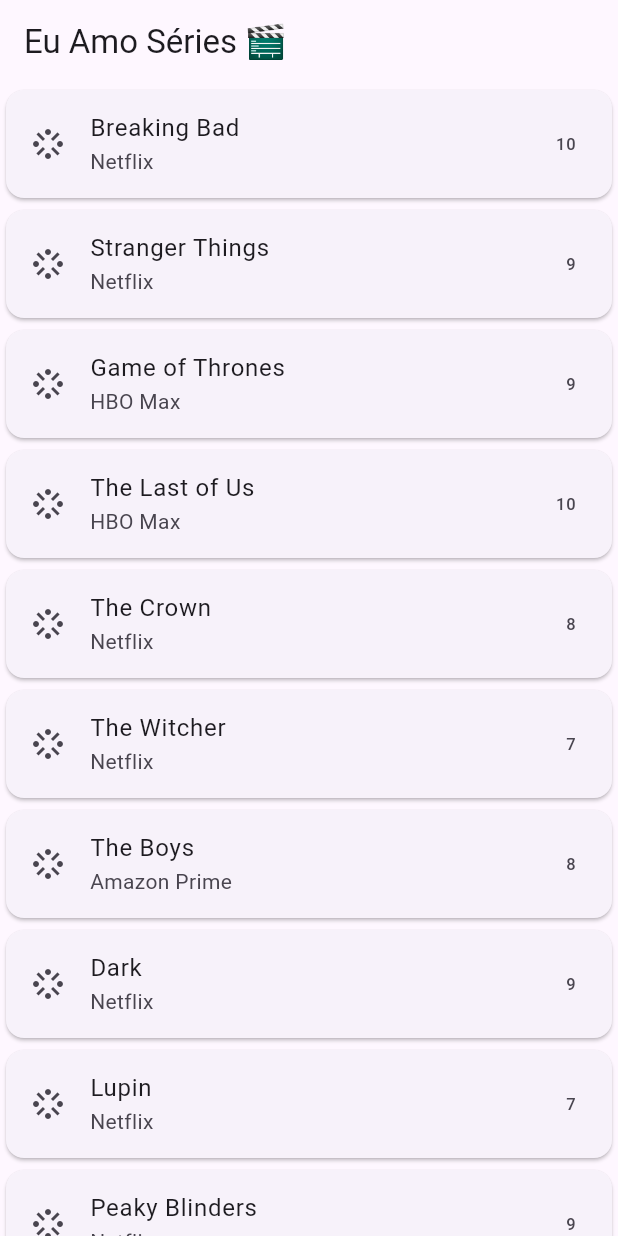
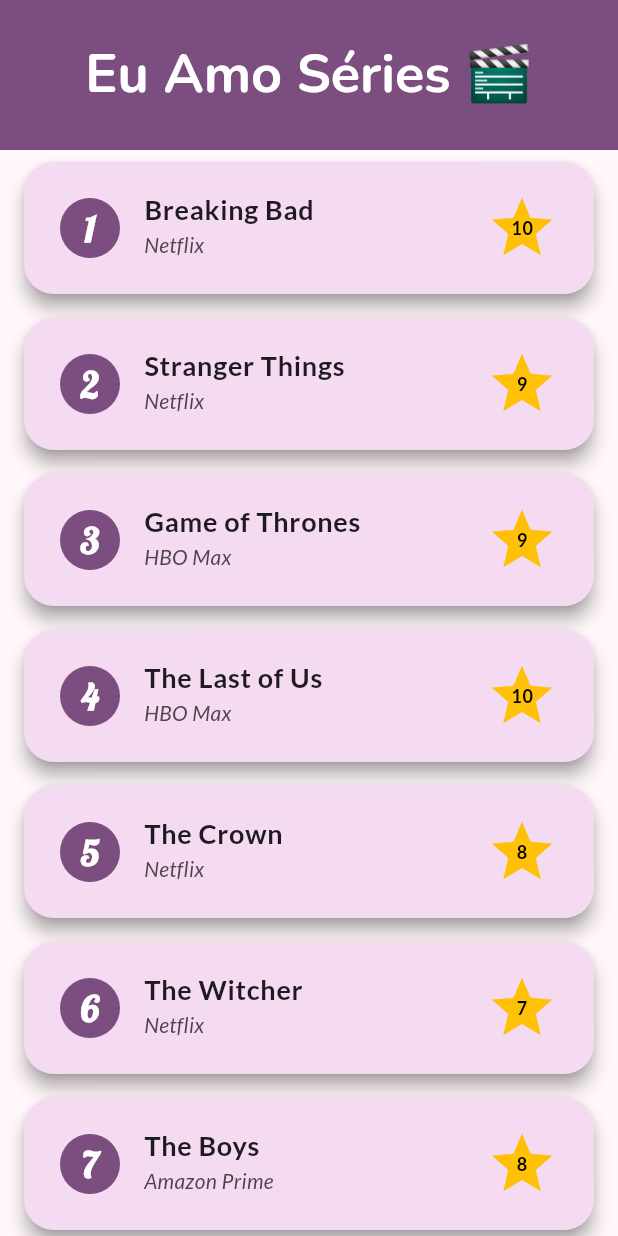
Before and after one commit to anne-pinho/flutter_app2_series, a Flutter app: the screen it shows after launch, on a phone screen of 412 x 824 dp. Run offline on Flutter 3.47's test engine with Material 3 defaults, Android fonts, the phone set to English and light mode, and no system bars; our stand-ins replace google_fonts.

Commit message:
Aula 10/07: add changes themes and rating widget

```diff
--- a/lib/main.dart
+++ b/lib/main.dart
@@ -1,6 +1,7 @@
 import 'package:flutter/material.dart';
 import 'package:flutter_app2_series/tv_show_card.dart';
 import 'package:flutter_app2_series/tv_show_data.dart';
+import 'package:google_fonts/google_fonts.dart';
 
 void main() {
   runApp(const MainApp());
@@ -11,14 +12,72 @@ class MainApp extends StatelessWidget {
 
   @override
   Widget build(BuildContext context) {
+    var color = Colors.purple;
+    var colorScheme = ColorScheme.fromSeed(
+      seedColor: color,
+      brightness: Brightness.light,
+    );
+
+    var colorSchemeDark = ColorScheme.fromSeed(
+      seedColor: color,
+      brightness: Brightness.dark,
+    );
+
+    var customTheme = ThemeData(
+      colorScheme: colorScheme,
+      fontFamily: GoogleFonts.lato().fontFamily,
+      appBarTheme: AppBarTheme(
+        centerTitle: true,
+        toolbarHeight: 100,
+        backgroundColor: colorScheme.primary,
+        titleTextStyle: GoogleFonts.nunito(
+          fontSize: 36,
+          fontWeight: FontWeight.bold,
+          color: colorScheme.onPrimary,
+        ),
+      ),
+      cardTheme: CardThemeData(
+        color: colorScheme.secondaryContainer,
+        shadowColor: colorScheme.onSurface,
+        elevation: 5,
+        margin: EdgeInsets.symmetric(horizontal: 16, vertical: 8),
+        shape: RoundedRectangleBorder(borderRadius: BorderRadius.circular(20)),
+      ),
+    );
+
+    var customThemeDark = ThemeData(
+      colorScheme: colorSchemeDark,
+      fontFamily: GoogleFonts.lato().fontFamily,
+      appBarTheme: AppBarTheme(
+        centerTitle: true,
+        toolbarHeight: 100,
+        backgroundColor: colorScheme.primary,
+        titleTextStyle: GoogleFonts.nunito(
+          fontSize: 36,
+          fontWeight: FontWeight.bold,
+          color: colorScheme.onPrimary,
+        ),
+      ),
+      cardTheme: CardThemeData(
+        color: colorScheme.onSecondaryContainer,
+        shadowColor: colorScheme.onSurface,
+        elevation: 5,
+        margin: EdgeInsets.symmetric(horizontal: 16, vertical: 8),
+        shape: RoundedRectangleBorder(borderRadius: BorderRadius.circular(20)),
+      ),
+    );
+
     return MaterialApp(
       debugShowCheckedModeBanner: false,
+      theme: customTheme,
+      darkTheme: customThemeDark,
+      themeMode: ThemeMode.system,
       home: Scaffold(
         appBar: AppBar(title: const Text('Eu Amo Séries 🎬')),
-        body: ListView(
-          children: [
-            ...favTvShowList.map((tvShow) => TvShowCard(tvShow: tvShow)),
-          ],
+        body: ListView.builder(
+          itemCount: favTvShowList.length,
+          itemBuilder: (context, index) =>
+              TvShowCard(tvShow: favTvShowList[index], index: index),
         ),
       ),
     );
--- /dev/null
+++ b/lib/rating_widget.dart
@@ -0,0 +1,29 @@
+import 'package:flutter/material.dart';
+
+Widget ratingWidget({
+  required int number,
+  double size = 48,
+  Color startColor = Colors.amber,
+  Color textColor = Colors.black,
+  double fontSize = 12,
+}) {
+  return SizedBox(
+    height: size,
+    width: size,
+    child: Stack(
+      children: [
+        Icon(Icons.star, size: size, color: startColor),
+        Center(
+          child: Text(
+            number.toString(),
+            style: TextStyle(
+              color: textColor,
+              fontWeight: FontWeight.bold,
+              fontSize: fontSize,
+            ),
+          ),
+        ),
+      ],
+    ),
+  );
+}
--- a/lib/tv_show_card.dart
+++ b/lib/tv_show_card.dart
@@ -1,19 +1,72 @@
 import 'package:flutter/material.dart';
+import 'package:flutter_app2_series/rating_widget.dart';
 import 'package:flutter_app2_series/tv_show_model.dart';
+import 'package:google_fonts/google_fonts.dart';
 
 class TvShowCard extends StatelessWidget {
-  const TvShowCard({super.key, required this.tvShow});
+  const TvShowCard({super.key, required this.tvShow, required this.index});
 
   final TvShow tvShow;
+  final int index;
 
   @override
   Widget build(BuildContext context) {
+    var colorScheme = Theme.of(context).colorScheme;
+
     return Card(
       child: ListTile(
-        leading: Icon(Icons.stream),
-        title: Text(tvShow.title),
-        subtitle: Text(tvShow.stream),
-        trailing: Text(tvShow.rating.toString()),
+        contentPadding: const EdgeInsets.symmetric(horizontal: 24, vertical: 8),
+        leading: CircleAvatar(
+          backgroundColor: colorScheme.primary,
+          child: Text(
+            (index + 1).toString(),
+            style: GoogleFonts.lobster(
+              color: colorScheme.onPrimary,
+              fontSize: 24,
+              fontWeight: FontWeight.bold,
+            ),
+          ),
+        ),
+        title: Text(
+          tvShow.title,
+          style: TextStyle(fontSize: 18, fontWeight: FontWeight.bold),
+        ),
+        subtitle: Text(
+          tvShow.stream,
+          style: TextStyle(fontSize: 14, fontStyle: FontStyle.italic),
+        ),
+        trailing: ratingWidget(number: tvShow.rating),
+        onTap: () {
+          showDialog(
+            context: context,
+            builder: (context) => AlertDialog(
+              title: Text(tvShow.title),
+              content: Column(
+                mainAxisSize: MainAxisSize.min,
+                crossAxisAlignment: CrossAxisAlignment.start,
+                spacing: 10,
+                children: [
+                  Text('Streaming: ${tvShow.stream}'),
+                  Text('Rating: ${tvShow.rating}'),
+                  Text(tvShow.summary),
+                ],
+              ),
+              actions: [
+                ElevatedButton(
+                  onPressed: () => Navigator.of(context).pop(),
+                  style: ElevatedButton.styleFrom(
+                    backgroundColor: colorScheme.primary,
+                    foregroundColor: colorScheme.onPrimary,
+                  ),
+                  child: Text(
+                    'FECHAR',
+                    style: TextStyle(fontWeight: FontWeight.bold),
+                  ),
+                ),
+              ],
+            ),
+          );
+        },
       ),
     );
   }
--- a/pubspec.yaml
+++ b/pubspec.yaml
@@ -9,6 +9,7 @@ environment:
 dependencies:
   flutter:
     sdk: flutter
+  google_fonts: ^6.2.1
 
 dev_dependencies:
   flutter_test:
```
Also changed, not shown: pubspec.lock, 7 other files.
